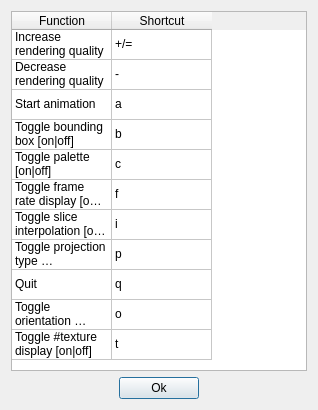
Qt form vox-desk-qt/src/vvshortcutdialog.ui (deskvox/deskvox) before a commit.
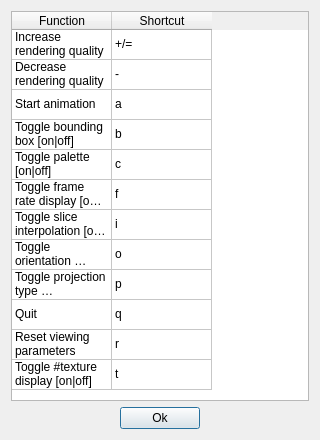
The same form after that commit.

Commit message: 'r' resets the camera

```diff
--- a/vox-desk-qt/src/vvshortcutdialog.ui
+++ b/vox-desk-qt/src/vvshortcutdialog.ui
@@ -6,8 +6,8 @@
    <rect>
     <x>0</x>
     <y>0</y>
-    <width>318</width>
-    <height>410</height>
+    <width>320</width>
+    <height>440</height>
    </rect>
   </property>
   <property name="windowTitle">
@@ -17,7 +17,7 @@
    <item>
     <widget class="QTableWidget" name="tableWidget">
      <property name="rowCount">
-      <number>11</number>
+      <number>12</number>
      </property>
      <property name="columnCount">
       <number>2</number>
@@ -63,6 +63,11 @@
        <string>interpolation</string>
       </property>
      </row>
+     <row>
+      <property name="text">
+       <string>orientation</string>
+      </property>
+     </row>
      <row>
       <property name="text">
        <string>projectionType</string>
@@ -75,7 +80,7 @@
      </row>
      <row>
       <property name="text">
-       <string>orientation</string>
+       <string>resetCam</string>
       </property>
      </row>
      <row>
@@ -165,40 +170,50 @@
      </item>
      <item row="7" column="0">
       <property name="text">
-       <string>Toggle projection type [perspective|orthographic]</string>
+       <string>Toggle orientation display [on|off]</string>
       </property>
      </item>
      <item row="7" column="1">
       <property name="text">
-       <string>p</string>
+       <string>o</string>
       </property>
      </item>
      <item row="8" column="0">
       <property name="text">
-       <string>Quit</string>
+       <string>Toggle projection type [perspective|orthographic]</string>
       </property>
      </item>
      <item row="8" column="1">
       <property name="text">
-       <string>q</string>
+       <string>p</string>
       </property>
      </item>
      <item row="9" column="0">
       <property name="text">
-       <string>Toggle orientation display [on|off]</string>
+       <string>Quit</string>
       </property>
      </item>
      <item row="9" column="1">
       <property name="text">
-       <string>o</string>
+       <string>q</string>
       </property>
      </item>
      <item row="10" column="0">
       <property name="text">
-       <string>Toggle #texture display [on|off]</string>
+       <string>Reset viewing parameters</string>
       </property>
      </item>
      <item row="10" column="1">
+      <property name="text">
+       <string>r</string>
+      </property>
+     </item>
+     <item row="11" column="0">
+      <property name="text">
+       <string>Toggle #texture display [on|off]</string>
+      </property>
+     </item>
+     <item row="11" column="1">
       <property name="text">
        <string>t</string>
       </property>
```
The commit also changes 3 other files.
